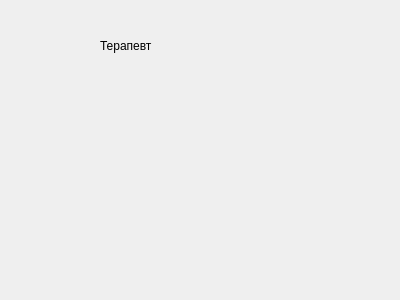
Above: src/therapeutist/maintherapeutistwidget.ui from megakoko/m-system before the change. Below: the same form after it.
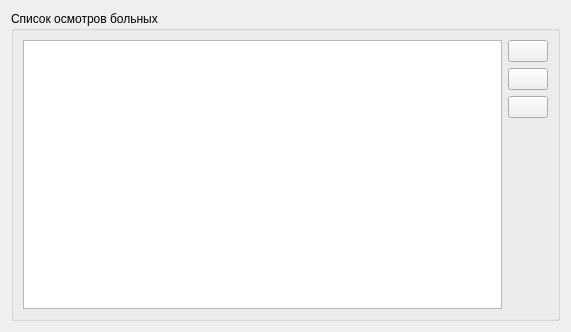
That is the form after the change. Icons and pictures are not drawn.

Diff of the .ui file:
```diff
--- a/src/therapeutist/maintherapeutistwidget.ui
+++ b/src/therapeutist/maintherapeutistwidget.ui
@@ -6,26 +6,77 @@
    <rect>
     <x>0</x>
     <y>0</y>
-    <width>400</width>
-    <height>300</height>
+    <width>571</width>
+    <height>332</height>
    </rect>
   </property>
   <property name="windowTitle">
    <string>Form</string>
   </property>
-  <widget class="QLabel" name="label">
-   <property name="geometry">
-    <rect>
-     <x>100</x>
-     <y>30</y>
-     <width>68</width>
-     <height>31</height>
-    </rect>
-   </property>
-   <property name="text">
-    <string>Терапевт</string>
-   </property>
-  </widget>
+  <layout class="QVBoxLayout" name="verticalLayout">
+   <item>
+    <widget class="QGroupBox" name="groupBox">
+     <property name="title">
+      <string>Список осмотров больных</string>
+     </property>
+     <layout class="QHBoxLayout" name="horizontalLayout">
+      <item>
+       <widget class="QTableView" name="m_examinations"/>
+      </item>
+      <item>
+       <layout class="QVBoxLayout" name="verticalLayout_2">
+        <item>
+         <widget class="QPushButton" name="m_addExam">
+          <property name="text">
+           <string/>
+          </property>
+          <property name="icon">
+           <iconset resource="../resources/resources.qrc">
+            <normaloff>:/add.png</normaloff>:/add.png</iconset>
+          </property>
+         </widget>
+        </item>
+        <item>
+         <widget class="QPushButton" name="m_editExam">
+          <property name="text">
+           <string/>
+          </property>
+          <property name="icon">
+           <iconset resource="../resources/resources.qrc">
+            <normaloff>:/edit.png</normaloff>:/edit.png</iconset>
+          </property>
+         </widget>
+        </item>
+        <item>
+         <widget class="QPushButton" name="m_deleteExam">
+          <property name="text">
+           <string/>
+          </property>
+          <property name="icon">
+           <iconset resource="../resources/resources.qrc">
+            <normaloff>:/remove.png</normaloff>:/remove.png</iconset>
+          </property>
+         </widget>
+        </item>
+        <item>
+         <spacer name="verticalSpacer">
+          <property name="orientation">
+           <enum>Qt::Vertical</enum>
+          </property>
+          <property name="sizeHint" stdset="0">
+           <size>
+            <width>20</width>
+            <height>40</height>
+           </size>
+          </property>
+         </spacer>
+        </item>
+       </layout>
+      </item>
+     </layout>
+    </widget>
+   </item>
+  </layout>
  </widget>
  <resources/>
  <connections/>
```
Left out of the diff: 4 changed lines with no effect on the pictures.
